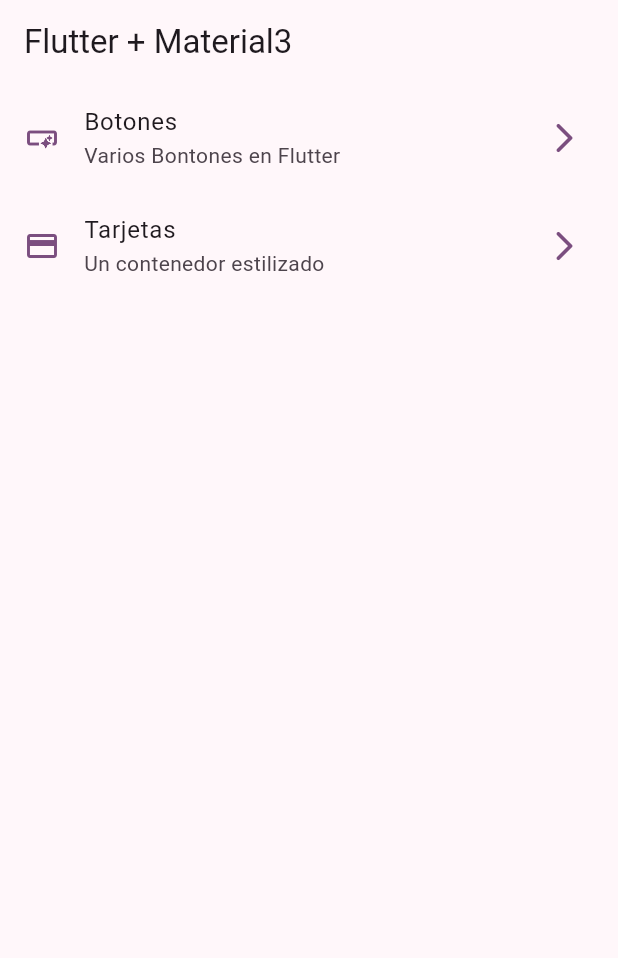
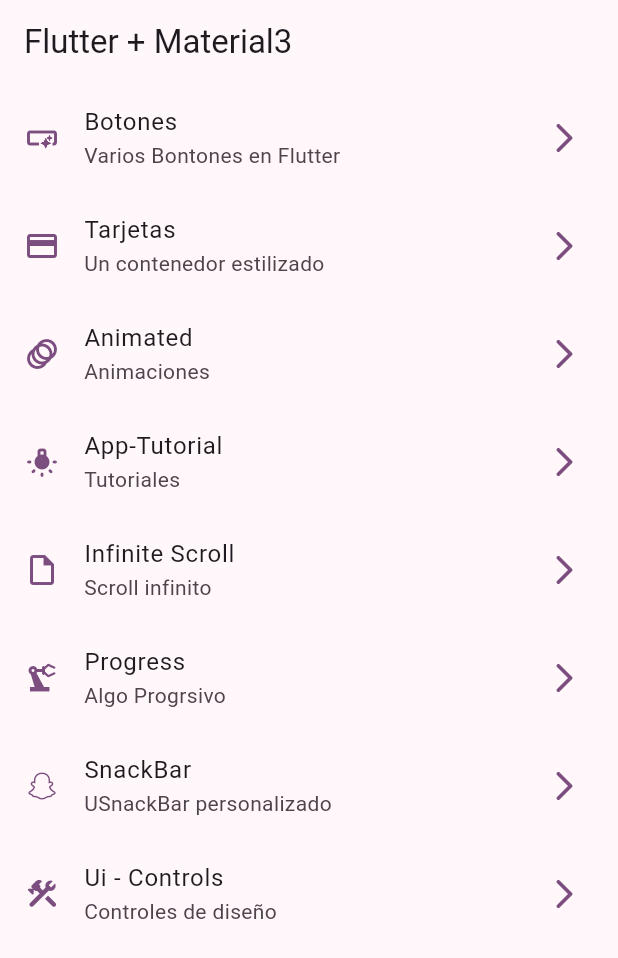
Before and after one commit to coco1690/widgets_app, a Flutter app: the screen it shows after launch, on a phone screen of 412 x 824 dp. Shown: the top 958 px of the screen. Run offline on Flutter 3.47's test engine with Material 2 defaults, Android fonts, the phone set to English and light mode, and no system bars; our stand-ins replace go_router.

Commit message:
creacion de las clases manuitem para cada screen

```diff
--- a/lib/config/menu/menu_items.dart
+++ b/lib/config/menu/menu_items.dart
@@ -30,4 +30,46 @@ const appMenuItems = <MenuItem> [
     icon: Icons.credit_card
   ),
 
+  MenuItem(
+    title: 'Animated',
+    subTitlle: 'Animaciones',
+    link: '/animated',
+    icon: Icons.animation
+  ),
+
+  MenuItem(
+    title: 'App-Tutorial',
+    subTitlle: 'Tutoriales',
+    link: '/apptutorial',
+    icon: Icons.tungsten_rounded
+  ),
+
+  MenuItem(
+    title: 'Infinite Scroll',
+    subTitlle: 'Scroll infinito',
+    link: '/infinitescroll',
+    icon: Icons.insert_drive_file_outlined
+  ),
+
+  MenuItem(
+    title: 'Progress',
+    subTitlle: 'Algo Progrsivo',
+    link: '/progress',
+    icon: Icons.precision_manufacturing
+  ),
+
+  MenuItem(
+    title: 'SnackBar',
+    subTitlle: 'USnackBar personalizado',
+    link: '/snackbar',
+    icon: Icons.snapchat_rounded
+  ),
+
+  MenuItem(
+    title: 'Ui - Controls',
+    subTitlle: 'Controles de diseño',
+    link: '/uicontrols',
+    icon: Icons.construction_rounded
+  ),
+
 ];
```
